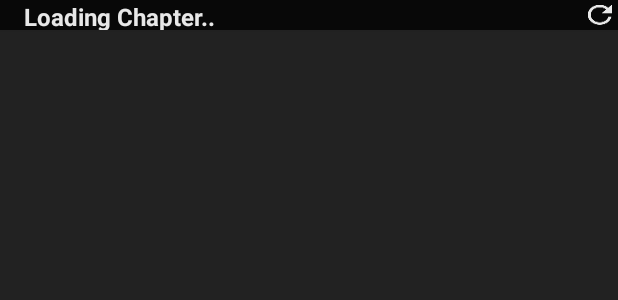
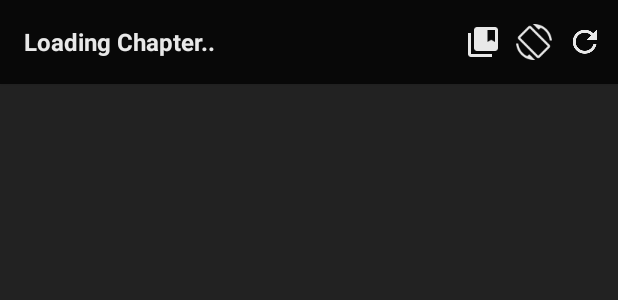
Before and after one commit to amgregoi/M-Feed, an Android app: the layout reader_header_2.xml on its own in the app's theme, with its tools: preview values and no code run, on a phone screen of 412 x 824 dp. Shown: the top 300 px of the screen. Run offline under Robolectric (Android 15) with nearby library versions, the phone set to English and light mode, and no system bars.

Commit message:
Vertical scrolling view pager working, need to modify a bit

```diff
--- a/app/src/main/java/com/teioh/m_feed/Models/Chapter.java
+++ b/app/src/main/java/com/teioh/m_feed/Models/Chapter.java
@@ -16,6 +16,8 @@ public class Chapter implements Parcelable {
     private int totalPages;
 
     public Chapter() {
+        currentPage = 0;
+        totalPages = 1;
     }
 
     public Chapter(String aTitle) {
@@ -121,7 +123,8 @@ public class Chapter implements Parcelable {
     }
 
     public int getCurrentPage() {
-        if(currentPage > 0) return currentPage;
+        if(currentPage >= 0)
+            return currentPage;
         else return 1;
     }
 
--- a/app/src/main/res/layout/reader_header_2.xml
+++ b/app/src/main/res/layout/reader_header_2.xml
@@ -3,7 +3,7 @@
 	android:id="@+id/readerToolbarHeader"
 	xmlns:android="http://schemas.android.com/apk/res/android"
 	android:layout_width="match_parent"
-	android:layout_height="20dp"
+	android:layout_height="wrap_content"
 	android:alpha=".9"
 	android:background="#cc000000"
 	android:elevation="2dp"
@@ -22,8 +22,30 @@
 			android:layout_width="wrap_content"
 			android:layout_height="wrap_content"
 			android:layout_alignParentEnd="true"
-			android:background="@drawable/ic_refresh_white_24dp"
+			android:background="@drawable/clear_button_background"
+			android:src="@drawable/ic_refresh_white_24dp"
+		    android:paddingEnd="10dp"
+			/>
 
+		<ImageButton
+			android:id="@+id/screen_orient_button"
+			android:layout_width="wrap_content"
+			android:layout_height="wrap_content"
+			android:background="@drawable/clear_button_background"
+			android:src="@drawable/ic_screen_rotation_white_24dp"
+			android:layout_toLeftOf="@id/refresh_button"
+			android:paddingEnd="10dp"
+			/>
+
+		<!--TODO.. get a new icon -->
+		<ImageButton
+			android:id="@+id/vertical_scroll_toggle"
+			android:layout_width="wrap_content"
+			android:layout_height="wrap_content"
+			android:background="@drawable/clear_button_background"
+			android:src="@drawable/ic_collections_bookmark_white_24dp"
+			android:layout_toLeftOf="@id/screen_orient_button"
+			android:paddingEnd="10dp"
 			/>
 
 		<TextView
@@ -33,7 +55,7 @@
 			android:layout_alignParentStart="true"
 			android:layout_centerInParent="true"
 			android:layout_gravity="center_horizontal"
-			android:layout_toLeftOf="@id/refresh_button"
+			android:layout_toLeftOf="@id/vertical_scroll_toggle"
 			android:ellipsize="middle"
 			android:singleLine="true"
 			android:text="Loading Chapter.."
--- a/app/src/main/res/layout/reader_layouts/layout/reader_chapter_item.xml
+++ b/app/src/main/res/layout/reader_layouts/layout/reader_chapter_item.xml
@@ -10,6 +10,7 @@
 		android:id="@+id/chapterPageImageView"
 	    android:layout_width="fill_parent"
 	    android:layout_height="fill_parent"
+	    android:scaleType="center"
 		/>
 
 </RelativeLayout>
```
Also changed, not shown: app/src/main/java/com/teioh/m_feed/UI/ReaderActivity/ChapterFragment.java (+18 -0 lines), app/src/main/java/com/teioh/m_feed/UI/ReaderActivity/IReader.java (+12 -0 lines), app/src/main/java/com/teioh/m_feed/UI/ReaderActivity/Presenters/ChapterPresenter.java (+28 -22 lines), app/src/main/java/com/teioh/m_feed/UI/ReaderActivity/Presenters/ReaderPresenter.java (+20 -0 lines), app/src/main/java/com/teioh/m_feed/UI/ReaderActivity/ReaderActivity.java (+27 -13 lines), app/src/main/java/com/teioh/m_feed/UI/ReaderActivity/Widgets/GestureImageView.java (+16 -6 lines), app/src/main/java/com/teioh/m_feed/UI/ReaderActivity/Widgets/GestureViewPager.java (+87 -6 lines).
